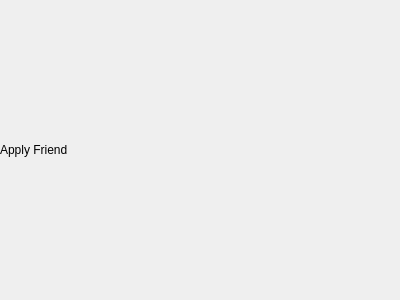
Old version of the form ChatClient/ui/applyfriend.ui in the repository MvpBruce/MyChat.
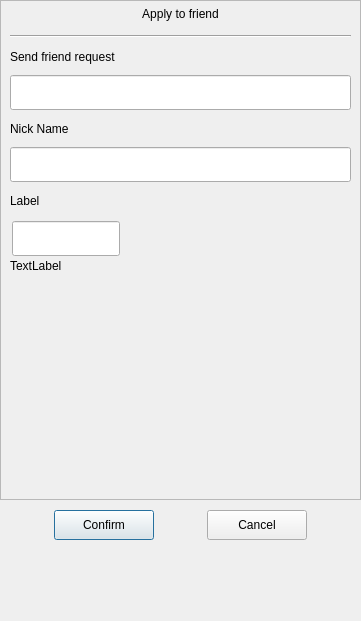
New version of the form. Custom widgets are drawn as their Qt base class.

What changed in the file:
```diff
--- a/ChatClient/ui/applyfriend.ui
+++ b/ChatClient/ui/applyfriend.ui
@@ -6,10 +6,22 @@
    <rect>
     <x>0</x>
     <y>0</y>
-    <width>400</width>
-    <height>300</height>
+    <width>361</width>
+    <height>621</height>
    </rect>
   </property>
+  <property name="minimumSize">
+   <size>
+    <width>361</width>
+    <height>0</height>
+   </size>
+  </property>
+  <property name="maximumSize">
+   <size>
+    <width>361</width>
+    <height>621</height>
+   </size>
+  </property>
   <property name="windowTitle">
    <string>Dialog</string>
   </property>
@@ -30,14 +42,529 @@
     <number>0</number>
    </property>
    <item>
-    <widget class="QLabel" name="label">
-     <property name="text">
-      <string>Apply Friend</string>
+    <widget class="QScrollArea" name="scrollArea">
+     <property name="minimumSize">
+      <size>
+       <width>0</width>
+       <height>500</height>
+      </size>
      </property>
+     <property name="maximumSize">
+      <size>
+       <width>16777215</width>
+       <height>16777215</height>
+      </size>
+     </property>
+     <property name="widgetResizable">
+      <bool>true</bool>
+     </property>
+     <widget class="QWidget" name="scrollAreaWidgetContents">
+      <property name="geometry">
+       <rect>
+        <x>0</x>
+        <y>0</y>
+        <width>359</width>
+        <height>498</height>
+       </rect>
+      </property>
+      <layout class="QVBoxLayout" name="verticalLayout_2">
+       <property name="spacing">
+        <number>0</number>
+       </property>
+       <property name="leftMargin">
+        <number>0</number>
+       </property>
+       <property name="topMargin">
+        <number>0</number>
+       </property>
+       <property name="rightMargin">
+        <number>0</number>
+       </property>
+       <property name="bottomMargin">
+        <number>0</number>
+       </property>
+       <item>
+        <widget class="QLabel" name="applyLb">
+         <property name="minimumSize">
+          <size>
+           <width>0</width>
+           <height>25</height>
+          </size>
+         </property>
+         <property name="maximumSize">
+          <size>
+           <width>16777215</width>
+           <height>25</height>
+          </size>
+         </property>
+         <property name="text">
+          <string>Apply to friend</string>
+         </property>
+         <property name="alignment">
+          <set>Qt::AlignmentFlag::AlignCenter</set>
+         </property>
+        </widget>
+       </item>
+       <item>
+        <widget class="QWidget" name="applyWid" native="true">
+         <layout class="QVBoxLayout" name="verticalLayout_3">
+          <item>
+           <widget class="Line" name="hLIne">
+            <property name="orientation">
+             <enum>Qt::Orientation::Horizontal</enum>
+            </property>
+           </widget>
+          </item>
+          <item>
+           <widget class="QLabel" name="label">
+            <property name="minimumSize">
+             <size>
+              <width>0</width>
+              <height>25</height>
+             </size>
+            </property>
+            <property name="maximumSize">
+             <size>
+              <width>16777215</width>
+              <height>25</height>
+             </size>
+            </property>
+            <property name="text">
+             <string>Send friend request</string>
+            </property>
+           </widget>
+          </item>
+          <item>
+           <widget class="SearchLineEdit" name="nameEdit">
+            <property name="minimumSize">
+             <size>
+              <width>0</width>
+              <height>35</height>
+             </size>
+            </property>
+            <property name="maximumSize">
+             <size>
+              <width>16777215</width>
+              <height>35</height>
+             </size>
+            </property>
+           </widget>
+          </item>
+          <item>
+           <widget class="QLabel" name="label_2">
+            <property name="minimumSize">
+             <size>
+              <width>0</width>
+              <height>25</height>
+             </size>
+            </property>
+            <property name="maximumSize">
+             <size>
+              <width>16777215</width>
+              <height>25</height>
+             </size>
+            </property>
+            <property name="text">
+             <string>Nick Name</string>
+            </property>
+           </widget>
+          </item>
+          <item>
+           <widget class="SearchLineEdit" name="nickNameEdit">
+            <property name="minimumSize">
+             <size>
+              <width>0</width>
+              <height>35</height>
+             </size>
+            </property>
+            <property name="maximumSize">
+             <size>
+              <width>16777215</width>
+              <height>35</height>
+             </size>
+            </property>
+           </widget>
+          </item>
+          <item>
+           <widget class="QLabel" name="label_3">
+            <property name="minimumSize">
+             <size>
+              <width>0</width>
+              <height>25</height>
+             </size>
+            </property>
+            <property name="maximumSize">
+             <size>
+              <width>16777215</width>
+              <height>25</height>
+             </size>
+            </property>
+            <property name="text">
+             <string>Label</string>
+            </property>
+           </widget>
+          </item>
+          <item>
+           <widget class="QWidget" name="labelGroupWin" native="true">
+            <property name="minimumSize">
+             <size>
+              <width>0</width>
+              <height>50</height>
+             </size>
+            </property>
+            <layout class="QVBoxLayout" name="verticalLayout_4">
+             <property name="spacing">
+              <number>0</number>
+             </property>
+             <property name="leftMargin">
+              <number>0</number>
+             </property>
+             <property name="topMargin">
+              <number>0</number>
+             </property>
+             <property name="rightMargin">
+              <number>0</number>
+             </property>
+             <property name="bottomMargin">
+              <number>0</number>
+             </property>
+             <item>
+              <widget class="QWidget" name="gridWidget" native="true">
+               <property name="minimumSize">
+                <size>
+                 <width>0</width>
+                 <height>40</height>
+                </size>
+               </property>
+               <property name="maximumSize">
+                <size>
+                 <width>16777215</width>
+                 <height>40</height>
+                </size>
+               </property>
+               <widget class="SearchLineEdit" name="labelEdit">
+                <property name="geometry">
+                 <rect>
+                  <x>2</x>
+                  <y>2</y>
+                  <width>108</width>
+                  <height>35</height>
+                 </rect>
+                </property>
+                <property name="minimumSize">
+                 <size>
+                  <width>0</width>
+                  <height>0</height>
+                 </size>
+                </property>
+                <property name="maximumSize">
+                 <size>
+                  <width>16777215</width>
+                  <height>35</height>
+                 </size>
+                </property>
+               </widget>
+              </widget>
+             </item>
+             <item>
+              <widget class="QWidget" name="inputTipWid" native="true">
+               <property name="minimumSize">
+                <size>
+                 <width>0</width>
+                 <height>0</height>
+                </size>
+               </property>
+               <layout class="QVBoxLayout" name="verticalLayout_5">
+                <property name="spacing">
+                 <number>0</number>
+                </property>
+                <property name="leftMargin">
+                 <number>0</number>
+                </property>
+                <property name="topMargin">
+                 <number>0</number>
+                </property>
+                <property name="rightMargin">
+                 <number>0</number>
+                </property>
+                <property name="bottomMargin">
+                 <number>0</number>
+                </property>
+                <item>
+                 <widget class="TipLabel" name="tipLb">
+                  <property name="text">
+                   <string>TextLabel</string>
+                  </property>
+                 </widget>
+                </item>
+               </layout>
+              </widget>
+             </item>
+             <item>
+              <widget class="QWidget" name="widget" native="true">
+               <layout class="QHBoxLayout" name="horizontalLayout">
+                <property name="spacing">
+                 <number>0</number>
+                </property>
+                <property name="leftMargin">
+                 <number>0</number>
+                </property>
+                <property name="topMargin">
+                 <number>0</number>
+                </property>
+                <property name="rightMargin">
+                 <number>0</number>
+                </property>
+                <property name="bottomMargin">
+                 <number>0</number>
+                </property>
+                <item>
+                 <widget class="QWidget" name="lableListWid" native="true">
+                  <property name="minimumSize">
+                   <size>
+                    <width>287</width>
+                    <height>0</height>
+                   </size>
+                  </property>
+                  <property name="maximumSize">
+                   <size>
+                    <width>287</width>
+                    <height>16777215</height>
+                   </size>
+                  </property>
+                 </widget>
+                </item>
+                <item>
+                 <widget class="QWidget" name="moreLbWid" native="true">
+                  <property name="minimumSize">
+                   <size>
+                    <width>30</width>
+                    <height>0</height>
+                   </size>
+                  </property>
+                  <property name="maximumSize">
+                   <size>
+                    <width>30</width>
+                    <height>16777215</height>
+                   </size>
+                  </property>
+                  <layout class="QVBoxLayout" name="verticalLayout_6">
+                   <property name="leftMargin">
+                    <number>2</number>
+                   </property>
+                   <property name="topMargin">
+                    <number>2</number>
+                   </property>
+                   <property name="rightMargin">
+                    <number>2</number>
+                   </property>
+                   <property name="bottomMargin">
+                    <number>2</number>
+                   </property>
+                   <item>
+                    <spacer name="verticalSpacer">
+                     <property name="orientation">
+                      <enum>Qt::Orientation::Vertical</enum>
+                     </property>
+                     <property name="sizeHint" stdset="0">
+                      <size>
+                       <width>20</width>
+                       <height>99</height>
+                      </size>
+                     </property>
+                    </spacer>
+                   </item>
+                   <item>
+                    <widget class="TipLabel" name="moreLb">
+                     <property name="minimumSize">
+                      <size>
+                       <width>25</width>
+                       <height>25</height>
+                      </size>
+                     </property>
+                     <property name="maximumSize">
+                      <size>
+                       <width>25</width>
+                       <height>25</height>
+                      </size>
+                     </property>
+                     <property name="text">
+                      <string/>
+                     </property>
+                    </widget>
+                   </item>
+                   <item>
+                    <spacer name="verticalSpacer_2">
+                     <property name="orientation">
+                      <enum>Qt::Orientation::Vertical</enum>
+                     </property>
+                     <property name="sizeType">
+                      <enum>QSizePolicy::Policy::Fixed</enum>
+                     </property>
+                     <property name="sizeHint" stdset="0">
+                      <size>
+                       <width>20</width>
+                       <height>60</height>
+                      </size>
+                     </property>
+                    </spacer>
+                   </item>
+                  </layout>
+                 </widget>
+                </item>
+               </layout>
+              </widget>
+             </item>
+            </layout>
+           </widget>
+          </item>
+         </layout>
+        </widget>
+       </item>
+      </layout>
+     </widget>
     </widget>
    </item>
+   <item>
+    <spacer name="verticalSpacer_3">
+     <property name="orientation">
+      <enum>Qt::Orientation::Vertical</enum>
+     </property>
+     <property name="sizeType">
+      <enum>QSizePolicy::Policy::Fixed</enum>
+     </property>
+     <property name="sizeHint" stdset="0">
+      <size>
+       <width>20</width>
+       <height>10</height>
+      </size>
+     </property>
+    </spacer>
+   </item>
+   <item>
+    <widget class="QWidget" name="applyConfirmWid" native="true">
+     <layout class="QHBoxLayout" name="horizontalLayout_2">
+      <property name="spacing">
+       <number>0</number>
+      </property>
+      <property name="leftMargin">
+       <number>0</number>
+      </property>
+      <property name="topMargin">
+       <number>0</number>
+      </property>
+      <property name="rightMargin">
+       <number>0</number>
+      </property>
+      <property name="bottomMargin">
+       <number>0</number>
+      </property>
+      <item>
+       <spacer name="horizontalSpacer_2">
+        <property name="orientation">
+         <enum>Qt::Orientation::Horizontal</enum>
+        </property>
+        <property name="sizeHint" stdset="0">
+         <size>
+          <width>40</width>
+          <height>20</height>
+         </size>
+        </property>
+       </spacer>
+      </item>
+      <item>
+       <widget class="StateBtn" name="okBtn">
+        <property name="minimumSize">
+         <size>
+          <width>100</width>
+          <height>30</height>
+         </size>
+        </property>
+        <property name="maximumSize">
+         <size>
+          <width>100</width>
+          <height>30</height>
+         </size>
+        </property>
+        <property name="text">
+         <string>Confirm</string>
+        </property>
+       </widget>
+      </item>
+      <item>
+       <spacer name="horizontalSpacer">
+        <property name="orientation">
+         <enum>Qt::Orientation::Horizontal</enum>
+        </property>
+        <property name="sizeHint" stdset="0">
+         <size>
+          <width>40</width>
+          <height>20</height>
+         </size>
+        </property>
+       </spacer>
+      </item>
+      <item>
+       <widget class="StateBtn" name="cancelBtn">
+        <property name="minimumSize">
+         <size>
+          <width>100</width>
+          <height>30</height>
+         </size>
+        </property>
+        <property name="text">
+         <string>Cancel</string>
+        </property>
+       </widget>
+      </item>
+      <item>
+       <spacer name="horizontalSpacer_3">
+        <property name="orientation">
+         <enum>Qt::Orientation::Horizontal</enum>
+        </property>
+        <property name="sizeHint" stdset="0">
+         <size>
+          <width>40</width>
+          <height>20</height>
+         </size>
+        </property>
+       </spacer>
+      </item>
+     </layout>
+    </widget>
+   </item>
+   <item>
+    <spacer name="verticalSpacer_4">
+     <property name="orientation">
+      <enum>Qt::Orientation::Vertical</enum>
+     </property>
+     <property name="sizeHint" stdset="0">
+      <size>
+       <width>20</width>
+       <height>40</height>
+      </size>
+     </property>
+    </spacer>
+   </item>
   </layout>
  </widget>
+ <customwidgets>
+  <customwidget>
+   <class>SearchLineEdit</class>
+   <extends>QLineEdit</extends>
+   <header location="global">widgets/searchlineedit.h</header>
+  </customwidget>
+  <customwidget>
+   <class>TipLabel</class>
+   <extends>QLabel</extends>
+   <header location="global">widgets/tiplabel.h</header>
+  </customwidget>
+  <customwidget>
+   <class>StateBtn</class>
+   <extends>QPushButton</extends>
+   <header location="global">buttons/statebtn.h</header>
+  </customwidget>
+ </customwidgets>
  <resources/>
  <connections/>
 </ui>
```
